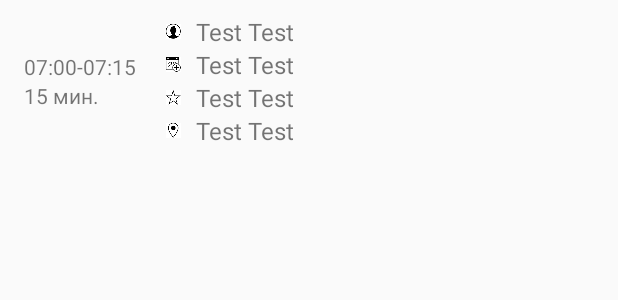
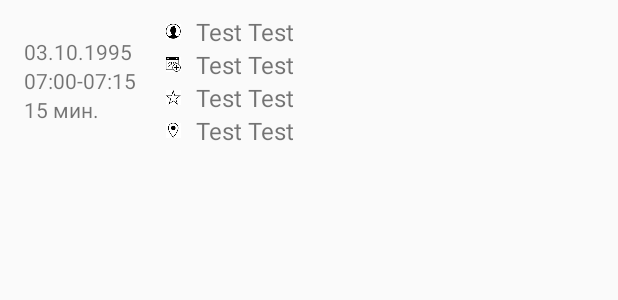
Before and after one commit to StoychoPetrov/Pusher, an Android app: the layout item_reservation.xml on its own in the app's theme, with its tools: preview values and no code run, on a phone screen of 412 x 824 dp. Shown: the top 300 px of the screen. Run offline under Robolectric (Android 15) with nearby library versions, the phone set to English and light mode, and no system bars.

Commit message:
Bug fix.

```diff
--- a/app/build.gradle
+++ b/app/build.gradle
@@ -33,9 +33,9 @@ dependencies {
     //noinspection GradleCompatible
     implementation 'com.android.support:appcompat-v7:26.1.0'
     implementation 'com.android.support.constraint:constraint-layout:1.0.2'
-    implementation 'com.google.firebase:firebase-core:11.8.0'
+    implementation 'com.google.firebase:firebase-core:12.0.0'
     // this line must be included to integrate with Firebase
-    implementation 'com.google.firebase:firebase-messaging:11.8.0'
+    implementation 'com.google.firebase:firebase-messaging:12.0.0'
     implementation 'com.pusher:pusher-websocket-android:0.7.0'
     implementation 'com.pusher:pusher-java-client:1.6.0'
     implementation 'com.android.support:design:26.1.0'
--- a/app/src/main/AndroidManifest.xml
+++ b/app/src/main/AndroidManifest.xml
@@ -11,13 +11,14 @@
     <uses-permission android:name="android.permission.SYSTEM_ALERT_WINDOW" />
 
     <application
+        android:name=".MyApplication"
         android:allowBackup="true"
         android:icon="@drawable/ic_push"
         android:label="@string/app_name"
         android:roundIcon="@drawable/ic_push"
         android:supportsRtl="true"
         android:theme="@style/AppTheme">
-        <activity android:name=".ReservationsActivity"></activity>
+        <activity android:name=".ReservationsActivity"/>
 
         <meta-data
             android:name="com.google.firebase.messaging.default_notification_channel_id"
--- a/app/src/main/java/eu/mobile/fashionpoint/Utils.java
+++ b/app/src/main/java/eu/mobile/fashionpoint/Utils.java
@@ -39,6 +39,11 @@ public class Utils {
         return null;
     }
 
+    public static String formatDate(Date date){
+        SimpleDateFormat simpleDateFormat = new SimpleDateFormat("dd/MM/yyyy", Locale.getDefault());
+        return simpleDateFormat.format(date);
+    }
+
     public static String formatHour(Date date){
         SimpleDateFormat simpleDateFormat = new SimpleDateFormat("HH:mm", Locale.getDefault());
         return simpleDateFormat.format(date);
--- a/app/src/main/java/eu/mobile/fashionpoint/WebViewActivity.java
+++ b/app/src/main/java/eu/mobile/fashionpoint/WebViewActivity.java
@@ -121,7 +121,7 @@ public class WebViewActivity extends AppCompatActivity implements View.OnClickLi
                     Manifest.permission.READ_PHONE_STATE)) {
                 ActivityCompat.requestPermissions(this, new String[]{Manifest.permission.READ_CONTACTS}, 0);
                 // Show an explanation to the user *asynchronously* -- don't block
-                // this thread waiting for the user's response! After the user
+                // this thread waitinиg for the user's response! After the user
                 // sees the explanation, try again to request the permission.
             } else {
                 // No explanation needed; request the permission
@@ -300,8 +300,7 @@ public class WebViewActivity extends AppCompatActivity implements View.OnClickLi
                 RemoteMessage.Notification notification = remoteMessage.getNotification();
                 createNotification(notification, remoteMessage.getData().get("url_to_open"));
 
-                stopService(new Intent(WebViewActivity.this, ChatHeadService.class));
-                startService(new Intent(WebViewActivity.this, ChatHeadService.class));
+//                stopService(new Intent(WebViewActivity.this, ChatHeadService.class));
 
                 Log.d("background_notification", "receive");
             }
--- a/app/src/main/res/layout/item_chat_head.xml
+++ b/app/src/main/res/layout/item_chat_head.xml
@@ -21,7 +21,8 @@
         android:gravity         ="center"
         android:background      ="@drawable/notification_circle"
         android:textColor       ="@android:color/white"
-        android:text            ="3"/>
+        android:text            ="0"
+        android:visibility      ="gone"/>
 
     <!--Close button-->
     <ImageView
--- a/app/src/main/res/layout/item_reservation.xml
+++ b/app/src/main/res/layout/item_reservation.xml
@@ -9,7 +9,7 @@
     android:paddingEnd      ="16dp"
     android:orientation     ="horizontal">
 
-    <LinearLayout
+    <RelativeLayout
         android:layout_width    ="wrap_content"
         android:layout_height   ="wrap_content"
         android:layout_gravity  ="center_vertical"
@@ -19,6 +19,13 @@
             android:id              ="@+id/date_txt"
             android:layout_width    ="wrap_content"
             android:layout_height   ="wrap_content"
+            android:text            ="03.10.1995"/>
+
+        <TextView
+            android:id              ="@+id/time_txt"
+            android:layout_width    ="wrap_content"
+            android:layout_height   ="wrap_content"
+            android:layout_below    ="@id/date_txt"
             android:textSize        ="14sp"
             android:text            ="07:00-07:15"/>
 
@@ -26,10 +33,11 @@
             android:id                      ="@+id/duration_txt"
             android:layout_width            ="wrap_content"
             android:layout_height           ="wrap_content"
+            android:layout_below            ="@id/time_txt"
             android:textSize                ="14sp"
             android:text                    ="15 мин."/>
 
-    </LinearLayout>
+    </RelativeLayout>
 
     <LinearLayout
         android:layout_width        ="0dp"
```
Also changed, not shown: app/src/main/java/eu/mobile/fashionpoint/MyApplication.java (added, +70 -0 lines), app/src/main/java/eu/mobile/fashionpoint/ReservationsAdapter.java (+9 -3 lines).
